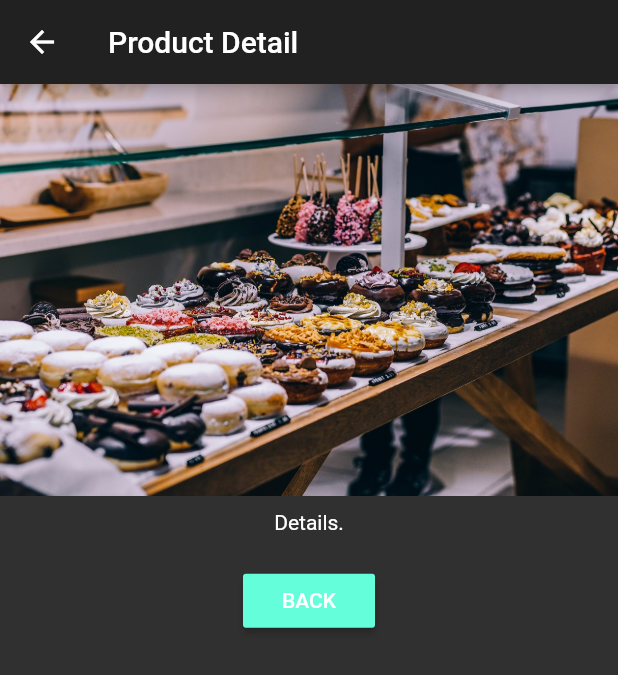
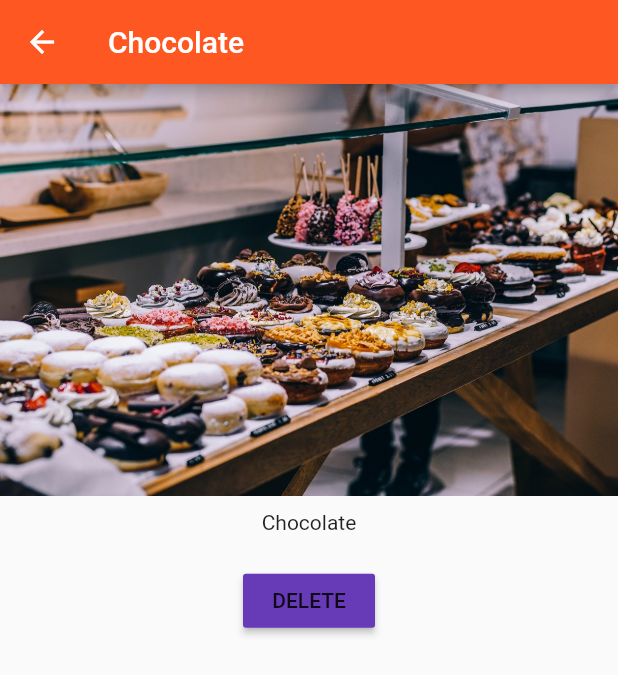
Before and after one commit to kHigasa/flutter_flight, a Flutter app: the ProductManager widget shown alone on an empty page, opened directly, after a tap on "Add Product", after a tap on "Details", on a phone screen of 412 x 824 dp. Shown: the top 675 px of the screen. Run offline on Flutter 3.47's test engine with Material 2 defaults, Android fonts, the phone set to English and light mode, and no system bars.

Commit message:
Sun Mar 31 16:37:34 JST 2019

```diff
--- a/lib/pages/product.dart
+++ b/lib/pages/product.dart
@@ -1,31 +1,44 @@
+import 'dart:async';
+
 import 'package:flutter/material.dart';
 
 class ProductPage extends StatelessWidget {
+  final String title;
+  final String imageUrl;
+
+  ProductPage(this.title, this.imageUrl);
+
   @override
   Widget build(BuildContext context) {
-    // TODO: implement build
-    return Scaffold(
+    return WillPopScope(
+      onWillPop: () {
+        print('Back button pressed!');
+        Navigator.pop(context, false);
+        return Future.value(false);
+      },
+      child: Scaffold(
         appBar: AppBar(
-        title: Text('Product Detail'),
+          title: Text(title),
         ),
         body: Column(
           crossAxisAlignment: CrossAxisAlignment.center,
           children: <Widget>[
-          Image.asset('assets/food.jpg'),
+            Image.asset(imageUrl),
             Container(
               padding: EdgeInsets.all(10.0),
-            child: Text('Details.'),
+              child: Text(title),
             ),
             Container(
               padding: EdgeInsets.all(10.0),
               child: RaisedButton(
                 color: Theme.of(context).accentColor,
-              child: Text('BACK'),
-              onPressed: () => Navigator.pop(context),
+                child: Text('DELETE'),
+                onPressed: () => Navigator.pop(context, true),
               ),
             )
           ],
         ),
+      ),
     );
   }
 }
--- a/lib/product_control.dart
+++ b/lib/product_control.dart
@@ -7,10 +7,10 @@ class ProductControl extends StatelessWidget {
 
   @override
     Widget build(BuildContext context) {
-    // TODO: implement build
       return RaisedButton(
+            color: Theme.of(context).primaryColor,
             onPressed: () {
-        addProduct('Sweets');
+              addProduct({'title': 'Chocolate', 'image': 'assets/food.jpg'});
             },
             child: Text('Add Product'),
           );
--- a/lib/product_manager.dart
+++ b/lib/product_manager.dart
@@ -4,51 +4,60 @@ import './products.dart';
 import './product_control.dart';
 
 class ProductManager extends StatefulWidget {
-  final String startingProduct;
+  final Map<String, String> startingProduct;
 
-  ProductManager({this.startingProduct = 'Sweets Tester'});
+  ProductManager({this.startingProduct}) {
+    print('[ProductManager Widget] Constructor');
+  }
 
   @override
   State<StatefulWidget> createState() {
-    // TODO: implement createState
+    print('[ProductManager Widget] createState()');
     return _ProductManagerState();
   }
 }
 
 class _ProductManagerState extends State<ProductManager> {
-  List<String> _products = [];
+  List<Map<String, String>> _products = [];
 
   @override
   void initState() {
-    super.initState();
+    print('[ProductManager State] initState()');
     if (widget.startingProduct != null) {
       _products.add(widget.startingProduct);
     }
+    super.initState();
   }
 
   @override
   void didUpdateWidget(ProductManager oldWidget) {
-    // TODO: implement didUpdateWidget
+    print('[ProductManager State] didUpdateWidget()');
     super.didUpdateWidget(oldWidget);
   }
 
-  void _addProduct(String product) {
+  void _addProduct(Map<String, String> product) {
     setState(() {
       _products.add(product);
+    });
+    print(_products);
+  }
+
+  void _deleteProduct(int index) {
+    setState(() {
+      _products.removeAt(index);
     });
   }
 
   @override
   Widget build(BuildContext context) {
+    print('[ProductManager State] build()');
     return Column(
       children: [
         Container(
           margin: EdgeInsets.all(10.0),
           child: ProductControl(_addProduct),
         ),
-        Expanded(
-            child: Products(_products)
-        )
+        Expanded(child: Products(_products, deleteProduct: _deleteProduct))
       ],
     );
   }
--- a/lib/products.dart
+++ b/lib/products.dart
@@ -3,27 +3,37 @@ import 'package:flutter/material.dart';
 import './pages/product.dart';
 
 class Products extends StatelessWidget {
-  final List<String> products;
+  final List<Map<String, String>> products;
+  final Function deleteProduct;
 
-  Products(this.products);
+  Products(this.products, {this.deleteProduct}) {
+    print('[Products Widget] Constructor');
+  }
 
   Widget _buildProductItem(BuildContext context, int index) {
     return Card(
       child: Column(
         children: <Widget>[
-          Image.asset('assets/food.jpg'),
-          Text(products[index]),
+          Image.asset(products[index]['image']),
+          Text(products[index]['title']),
           ButtonBar(
             alignment: MainAxisAlignment.center,
             children: <Widget>[
               FlatButton(
                 child: Text('Details'),
-                onPressed: () => Navigator.push(
-                  context,
-                  MaterialPageRoute(
-                    builder: (BuildContext context) => ProductPage(),
-                  ),
-                ),
+                onPressed: () => Navigator
+                        .push<bool>(
+                      context,
+                      MaterialPageRoute(
+                        builder: (BuildContext context) => ProductPage(
+                            products[index]['title'], products[index]['image']),
+                      ),
+                    )
+                        .then((bool value) {
+                      if (value) {
+                        deleteProduct(index);
+                      }
+                    }),
               )
             ],
           )
@@ -40,15 +50,14 @@ class Products extends StatelessWidget {
         itemCount: products.length,
       );
     } else {
-      productCards = Center(
-        child: Text('No products'),
-      );
+      productCards = Container();
     }
     return productCards;
   }
 
   @override
   Widget build(BuildContext context) {
+    print('[Products Widget] build()');
     return _buildProductList();
   }
 }
```
Also changed, not shown: lib/main.dart (+13 -7 lines), lib/pages/auth.dart (added, +26 -0 lines), lib/pages/home.dart (deleted, +0 -16 lines), lib/pages/products.dart (added, +29 -0 lines). Lines whose indentation alone changed are shown as unchanged.
